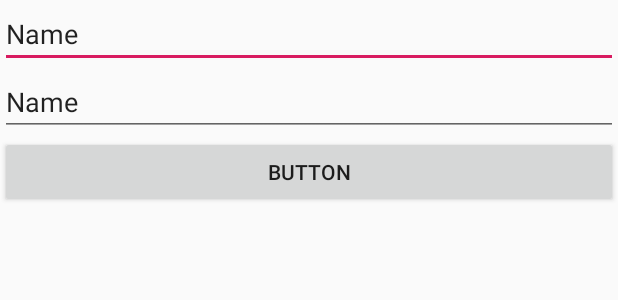
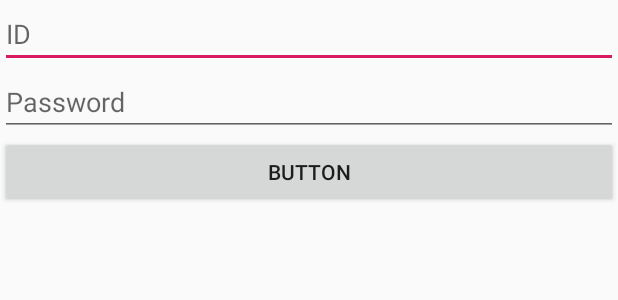
Before and after one commit to jioo123/Recycler, an Android app: the layout login_activity.xml on its own in the app's theme, with its tools: preview values and no code run, on a phone screen of 412 x 824 dp. Shown: the top 300 px of the screen. Run offline under Robolectric (Android 15) with nearby library versions, the phone set to English and light mode, and no system bars.

Commit message:
comment1

```diff
--- a/app/src/main/java/com/study/recycler_view/AuthEntity.java
+++ b/app/src/main/java/com/study/recycler_view/AuthEntity.java
@@ -7,11 +7,11 @@ import android.os.Parcelable;
 //TODO : Parcelable 의 정의 및 사용법에 대해 설명하기
 public class AuthEntity implements Parcelable {
 
-// QUEST : 왜 이거 썼는지
+// 초기화
     public AuthEntity(){
     }
 
-// 변수 명을 지정해준다
+// 변수 명을 지정해준다 그 다음 자동완성
     public String id;
     public String password;
     public String name;
--- a/app/src/main/java/com/study/recycler_view/LoginActivity.java
+++ b/app/src/main/java/com/study/recycler_view/LoginActivity.java
@@ -45,7 +45,8 @@ public class LoginActivity extends Activity { // activity class 상속
 
                 mDatabaseReference.addValueEventListener(new ValueEventListener() {//용도 경로의 전체 내용에 대한 변경 사항을 읽고 수신 대기
                     @Override
-                    public void onDataChange(@NonNull DataSnapshot dataSnapshot) {// datasnapshot data 전체
+                    // onDataChange() 메소드는 해당위치에서 하위를 포함한 데이터가 변경 될 때마다 호출됨,datasnapshot data 전체
+                    public void onDataChange(@NonNull DataSnapshot dataSnapshot) {
                         if(dataSnapshot.child(id).exists() // id 가 존재하고 id의 password가 pw과 같으면
                                 && dataSnapshot.child(id).child("password").getValue().equals(pw)){
                                     setResult(Activity.RESULT_OK);
--- a/app/src/main/java/com/study/recycler_view/NewPage.java
+++ b/app/src/main/java/com/study/recycler_view/NewPage.java
@@ -12,13 +12,18 @@ public class NewPage extends Activity {
     protected void onCreate(@Nullable Bundle savedInstanceState) {
         super.onCreate(savedInstanceState);
         getIntent();
+        // click_page와 연결을 시킨다
         setContentView(R.layout.click_page);
+        // 버튼과 layout에 있는 버튼 아이디 연결
         Button btnReturn = (Button)findViewById(R.id.btnReturn);
+        // 버튼을 눌렀을 때 페이지 끝내기
         btnReturn.setOnClickListener(new View.OnClickListener() {
             @Override
             public void onClick(View v) {
                 finish();
             }
         });
+
+
     }
 }
--- a/app/src/main/res/layout/login_activity.xml
+++ b/app/src/main/res/layout/login_activity.xml
@@ -10,7 +10,7 @@
         android:ems="10"
         android:inputType="textPersonName"
         android:imeOptions="actionNext"
-        android:text="Name" />
+        android:hint="ID"/>
 
     <EditText
         android:id="@+id/login_pw"
@@ -19,7 +19,7 @@
         android:ems="10"
         android:imeOptions="actionDone"
         android:inputType="textPersonName"
-        android:text="Name" />
+        android:hint="Password" />
 
     <Button
         android:id="@+id/login_bt"
```
Also changed, not shown: app/src/main/java/com/study/recycler_view/MainActivity.java (+19 -7 lines), app/src/main/java/com/study/recycler_view/SignActivity.java (+18 -7 lines), app/src/main/java/com/study/recycler_view/SplashActivity.java (+12 -5 lines).
